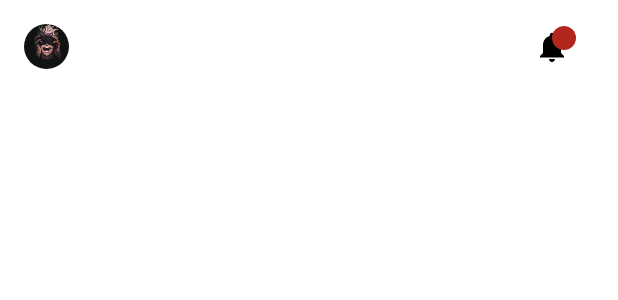
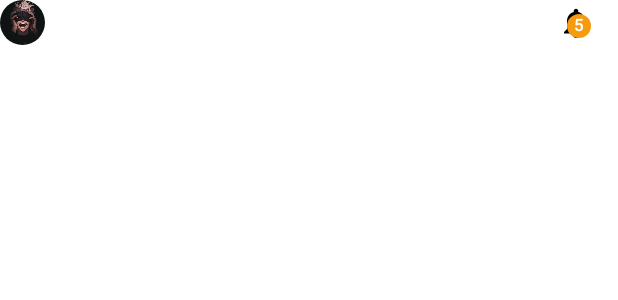
Before and after one commit to yhrjfj/TODO_UI_Compose, an Android app built with Jetpack Compose: the @Preview function ProfileHeaderComponentPreview, on a phone screen of 412 x 824 dp. Shown: the top 300 px of the screen. Run offline under Robolectric (Android 15) with nearby library versions, the phone set to English and light mode, and no system bars.

Commit message:
Fix badge notification color position

```diff
--- a/app/src/main/java/com/yhr/jfj/todo_ui_compose/taskmanager/data/components/ProfileHeaderComponent.kt
+++ b/app/src/main/java/com/yhr/jfj/todo_ui_compose/taskmanager/data/components/ProfileHeaderComponent.kt
@@ -1,9 +1,11 @@
 package com.yhr.jfj.todo_ui_compose.taskmanager.data.components
 
 import androidx.compose.foundation.Image
+import androidx.compose.foundation.background
 import androidx.compose.foundation.layout.Arrangement
 import androidx.compose.foundation.layout.Row
 import androidx.compose.foundation.layout.fillMaxWidth
+import androidx.compose.foundation.layout.offset
 import androidx.compose.foundation.layout.padding
 import androidx.compose.foundation.layout.size
 import androidx.compose.foundation.shape.CircleShape
@@ -13,6 +15,7 @@ import androidx.compose.material3.AlertDialogDefaults.containerColor
 import androidx.compose.material3.Badge
 import androidx.compose.material3.BadgedBox
 import androidx.compose.material3.ExperimentalMaterial3Api
+import androidx.compose.material3.Text
 import androidx.compose.runtime.Composable
 import androidx.compose.ui.Alignment
 import androidx.compose.ui.Modifier
@@ -22,6 +25,8 @@ import androidx.compose.ui.res.painterResource
 import androidx.compose.ui.tooling.preview.Preview
 import androidx.compose.ui.unit.dp
 import com.yhr.jfj.todo_ui_compose.R
+import com.yhr.jfj.todo_ui_compose.ui.theme.LightBlue
+import com.yhr.jfj.todo_ui_compose.ui.theme.LightGreen
 import com.yhr.jfj.todo_ui_compose.ui.theme.Orange
 
 @OptIn(ExperimentalMaterial3Api::class)
@@ -29,8 +34,7 @@ import com.yhr.jfj.todo_ui_compose.ui.theme.Orange
 fun ProfileHeaderComponent() {
     Row(
         modifier = Modifier
-            .fillMaxWidth()
-            .padding(16.dp),
+            .fillMaxWidth(),
         verticalAlignment = Alignment.CenterVertically,
         horizontalArrangement = Arrangement.SpaceBetween
     ) {
@@ -43,8 +47,14 @@ fun ProfileHeaderComponent() {
         )
         BadgedBox(
             badge = {
-                Badge {
-                    containerColor
+                Badge(
+                    containerColor = Orange,
+                    contentColor = Color.White,
+                    modifier = Modifier.offset(x = (-6).dp, y = 8.dp)
+                ) {
+                    Text(
+                        text = "5",
+                    )
                 }
             },
             modifier = Modifier
```
